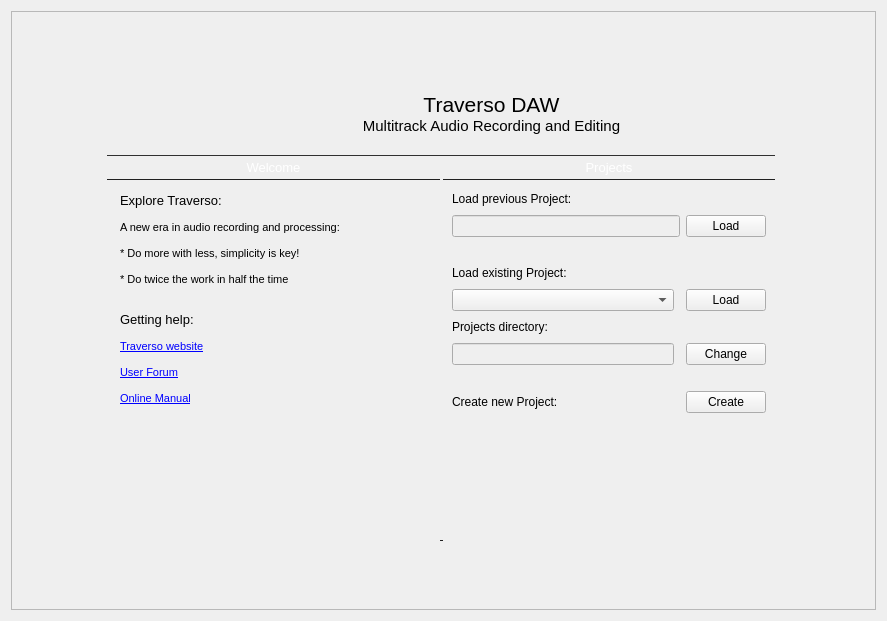
ErwanLegrand/Traverso-DAW, file src/traverso/ui/WelcomeWidget.ui: the form before one commit.
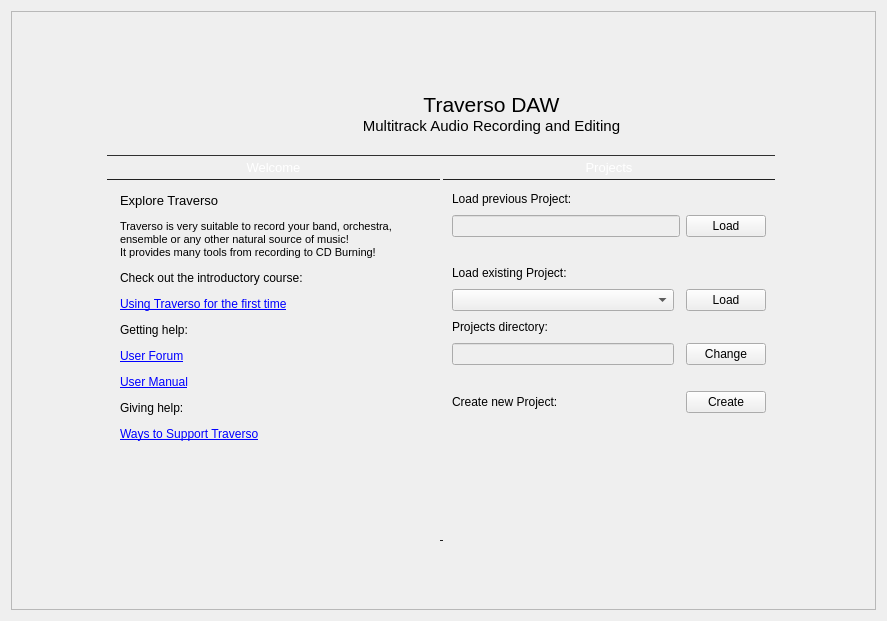
The form after the commit. Icons and pictures are not drawn.

Commit message: Welcome page has some 'real' content now

```diff
--- a/src/traverso/ui/WelcomeWidget.ui
+++ b/src/traverso/ui/WelcomeWidget.ui
@@ -309,22 +309,15 @@
 &lt;html&gt;&lt;head&gt;&lt;meta name=&quot;qrichtext&quot; content=&quot;1&quot; /&gt;&lt;style type=&quot;text/css&quot;&gt;
 p, li { white-space: pre-wrap; }
 &lt;/style&gt;&lt;/head&gt;&lt;body style=&quot; font-family:'DejaVu Sans'; font-size:8pt; font-weight:400; font-style:normal;&quot;&gt;
-&lt;p style=&quot; margin-top:0px; margin-bottom:0px; margin-left:0px; margin-right:0px; -qt-block-indent:0; text-indent:0px;&quot;&gt;&lt;span style=&quot; font-size:10pt;&quot;&gt;Explore Traverso:&lt;/span&gt;&lt;/p&gt;
-&lt;p style=&quot;-qt-paragraph-type:empty; margin-top:0px; margin-bottom:0px; margin-left:0px; margin-right:0px; -qt-block-indent:0; text-indent:0px;&quot;&gt;&lt;/p&gt;
-&lt;p style=&quot; margin-top:0px; margin-bottom:0px; margin-left:0px; margin-right:0px; -qt-block-indent:0; text-indent:0px;&quot;&gt;A new era in audio recording and processing:&lt;/p&gt;
-&lt;p style=&quot;-qt-paragraph-type:empty; margin-top:0px; margin-bottom:0px; margin-left:0px; margin-right:0px; -qt-block-indent:0; text-indent:0px;&quot;&gt;&lt;/p&gt;
-&lt;p style=&quot; margin-top:0px; margin-bottom:0px; margin-left:0px; margin-right:0px; -qt-block-indent:0; text-indent:0px;&quot;&gt;* Do more with less, simplicity is key!&lt;/p&gt;
-&lt;p style=&quot;-qt-paragraph-type:empty; margin-top:0px; margin-bottom:0px; margin-left:0px; margin-right:0px; -qt-block-indent:0; text-indent:0px;&quot;&gt;&lt;/p&gt;
-&lt;p style=&quot; margin-top:0px; margin-bottom:0px; margin-left:0px; margin-right:0px; -qt-block-indent:0; text-indent:0px;&quot;&gt;* Do twice the work in half the time&lt;/p&gt;
-&lt;p style=&quot;-qt-paragraph-type:empty; margin-top:0px; margin-bottom:0px; margin-left:0px; margin-right:0px; -qt-block-indent:0; text-indent:0px;&quot;&gt;&lt;/p&gt;
-&lt;p style=&quot;-qt-paragraph-type:empty; margin-top:0px; margin-bottom:0px; margin-left:0px; margin-right:0px; -qt-block-indent:0; text-indent:0px;&quot;&gt;&lt;/p&gt;
-&lt;p style=&quot; margin-top:0px; margin-bottom:0px; margin-left:0px; margin-right:0px; -qt-block-indent:0; text-indent:0px;&quot;&gt;&lt;span style=&quot; font-size:10pt;&quot;&gt;Getting help:&lt;/span&gt;&lt;/p&gt;
-&lt;p style=&quot;-qt-paragraph-type:empty; margin-top:0px; margin-bottom:0px; margin-left:0px; margin-right:0px; -qt-block-indent:0; text-indent:0px;&quot;&gt;&lt;/p&gt;
-&lt;p style=&quot; margin-top:0px; margin-bottom:0px; margin-left:0px; margin-right:0px; -qt-block-indent:0; text-indent:0px;&quot;&gt;&lt;a href=&quot;http://traverso-daw.org/&quot;&gt;&lt;span style=&quot; text-decoration: underline; color:#0000ff;&quot;&gt;Traverso website&lt;/span&gt;&lt;/a&gt;&lt;/p&gt;
-&lt;p style=&quot;-qt-paragraph-type:empty; margin-top:0px; margin-bottom:0px; margin-left:0px; margin-right:0px; -qt-block-indent:0; text-indent:0px; text-decoration: underline; color:#0000ff;&quot;&gt;&lt;/p&gt;
-&lt;p style=&quot; margin-top:0px; margin-bottom:0px; margin-left:0px; margin-right:0px; -qt-block-indent:0; text-indent:0px;&quot;&gt;&lt;a href=&quot;http://traverso-daw.org/forum&quot;&gt;&lt;span style=&quot; text-decoration: underline; color:#0000ff;&quot;&gt;User Forum&lt;/span&gt;&lt;/a&gt;&lt;/p&gt;
-&lt;p style=&quot;-qt-paragraph-type:empty; margin-top:0px; margin-bottom:0px; margin-left:0px; margin-right:0px; -qt-block-indent:0; text-indent:0px; text-decoration: underline; color:#0000ff;&quot;&gt;&lt;/p&gt;
-&lt;p style=&quot; margin-top:0px; margin-bottom:0px; margin-left:0px; margin-right:0px; -qt-block-indent:0; text-indent:0px;&quot;&gt;&lt;a href=&quot;http://traverso-daw.org/UserManual&quot;&gt;&lt;span style=&quot; text-decoration: underline; color:#0000ff;&quot;&gt;Online Manual&lt;/span&gt;&lt;/a&gt;&lt;/p&gt;&lt;/body&gt;&lt;/html&gt;</string>
+&lt;p style=&quot; margin-top:12px; margin-bottom:12px; margin-left:0px; margin-right:0px; -qt-block-indent:0; text-indent:0px;&quot;&gt;&lt;span style=&quot; font-size:10pt;&quot;&gt;Explore Traverso&lt;/span&gt;&lt;/p&gt;
+&lt;p style=&quot; margin-top:12px; margin-bottom:12px; margin-left:0px; margin-right:0px; -qt-block-indent:0; text-indent:0px;&quot;&gt;Traverso is very suitable to record your band, orchestra, ensemble or any other natural source of music!&lt;br /&gt;It provides many tools from recording to CD Burning!&lt;/p&gt;
+&lt;p style=&quot; margin-top:12px; margin-bottom:12px; margin-left:0px; margin-right:0px; -qt-block-indent:0; text-indent:0px;&quot;&gt;&lt;span style=&quot; font-size:9pt;&quot;&gt;Check out the introductory course:&lt;/span&gt;&lt;/p&gt;
+&lt;p style=&quot; margin-top:12px; margin-bottom:12px; margin-left:0px; margin-right:0px; -qt-block-indent:0; text-indent:0px;&quot;&gt;&lt;a href=&quot;http://traverso-daw.org/FirstTime&quot;&gt;&lt;span style=&quot; font-size:9pt; text-decoration: underline; color:#0000ff;&quot;&gt;Using Traverso for the first time&lt;/span&gt;&lt;/a&gt;&lt;/p&gt;
+&lt;p style=&quot; margin-top:12px; margin-bottom:12px; margin-left:0px; margin-right:0px; -qt-block-indent:0; text-indent:0px;&quot;&gt;&lt;span style=&quot; font-size:9pt;&quot;&gt;Getting help:&lt;/span&gt;&lt;/p&gt;
+&lt;p style=&quot; margin-top:12px; margin-bottom:12px; margin-left:0px; margin-right:0px; -qt-block-indent:0; text-indent:0px;&quot;&gt;&lt;a href=&quot;http://traverso-daw.org/Forum&quot;&gt;&lt;span style=&quot; font-size:9pt; text-decoration: underline; color:#0000ff;&quot;&gt;User Forum&lt;/span&gt;&lt;/a&gt;&lt;/p&gt;
+&lt;p style=&quot; margin-top:12px; margin-bottom:12px; margin-left:0px; margin-right:0px; -qt-block-indent:0; text-indent:0px;&quot;&gt;&lt;a href=&quot;http://traverso-daw.org/UserManual&quot;&gt;&lt;span style=&quot; font-size:9pt; text-decoration: underline; color:#0000ff;&quot;&gt;User Manual&lt;/span&gt;&lt;/a&gt;&lt;/p&gt;
+&lt;p style=&quot; margin-top:12px; margin-bottom:12px; margin-left:0px; margin-right:0px; -qt-block-indent:0; text-indent:0px;&quot;&gt;&lt;span style=&quot; font-size:9pt;&quot;&gt;Giving help:&lt;/span&gt;&lt;/p&gt;
+&lt;p style=&quot; margin-top:12px; margin-bottom:12px; margin-left:0px; margin-right:0px; -qt-block-indent:0; text-indent:0px;&quot;&gt;&lt;a href=&quot;http://traverso-daw.org/Support&quot;&gt;&lt;span style=&quot; font-size:9pt; text-decoration: underline; color:#0000ff;&quot;&gt;Ways to Support Traverso&lt;/span&gt;&lt;/a&gt;&lt;/p&gt;&lt;/body&gt;&lt;/html&gt;</string>
                    </property>
                    <property name="openExternalLinks">
                     <bool>true</bool>
```
